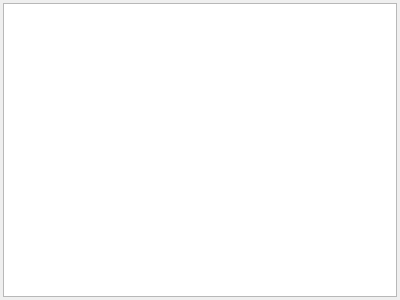
Above: cconsoleform.ui from LeZheng/Canary-Adb before the change. Below: the same form after it.
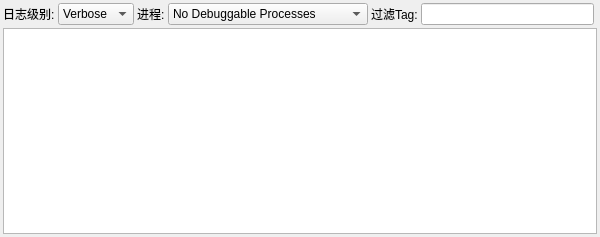
That is the form after the change.

Commit message: 画控制台界面

```diff
--- a/cconsoleform.ui
+++ b/cconsoleform.ui
@@ -6,10 +6,16 @@
    <rect>
     <x>0</x>
     <y>0</y>
-    <width>400</width>
-    <height>300</height>
+    <width>600</width>
+    <height>237</height>
    </rect>
   </property>
+  <property name="minimumSize">
+   <size>
+    <width>600</width>
+    <height>200</height>
+   </size>
+  </property>
   <property name="windowTitle">
    <string>Form</string>
   </property>
@@ -29,9 +35,88 @@
    <property name="spacing">
     <number>3</number>
    </property>
-   <item row="0" column="0">
+   <item row="1" column="0" colspan="7">
     <widget class="QTextEdit" name="textEdit"/>
    </item>
+   <item row="0" column="0">
+    <widget class="QLabel" name="label">
+     <property name="sizePolicy">
+      <sizepolicy hsizetype="Minimum" vsizetype="Minimum">
+       <horstretch>0</horstretch>
+       <verstretch>0</verstretch>
+      </sizepolicy>
+     </property>
+     <property name="text">
+      <string>日志级别:</string>
+     </property>
+    </widget>
+   </item>
+   <item row="0" column="1">
+    <widget class="QComboBox" name="comboBox">
+     <item>
+      <property name="text">
+       <string>Verbose</string>
+      </property>
+     </item>
+     <item>
+      <property name="text">
+       <string>Debug</string>
+      </property>
+     </item>
+     <item>
+      <property name="text">
+       <string>Info</string>
+      </property>
+     </item>
+     <item>
+      <property name="text">
+       <string>Warn</string>
+      </property>
+     </item>
+     <item>
+      <property name="text">
+       <string>Error</string>
+      </property>
+     </item>
+     <item>
+      <property name="text">
+       <string>Assert</string>
+      </property>
+     </item>
+    </widget>
+   </item>
+   <item row="0" column="5">
+    <widget class="QLineEdit" name="lineEdit"/>
+   </item>
+   <item row="0" column="3">
+    <widget class="QComboBox" name="comboBox_2">
+     <property name="minimumSize">
+      <size>
+       <width>200</width>
+       <height>0</height>
+      </size>
+     </property>
+     <item>
+      <property name="text">
+       <string>No Debuggable Processes</string>
+      </property>
+     </item>
+    </widget>
+   </item>
+   <item row="0" column="2">
+    <widget class="QLabel" name="label_2">
+     <property name="text">
+      <string>进程:</string>
+     </property>
+    </widget>
+   </item>
+   <item row="0" column="4">
+    <widget class="QLabel" name="label_3">
+     <property name="text">
+      <string>过滤Tag:</string>
+     </property>
+    </widget>
+   </item>
   </layout>
  </widget>
  <resources/>
```
The commit also changes 4 other files.
